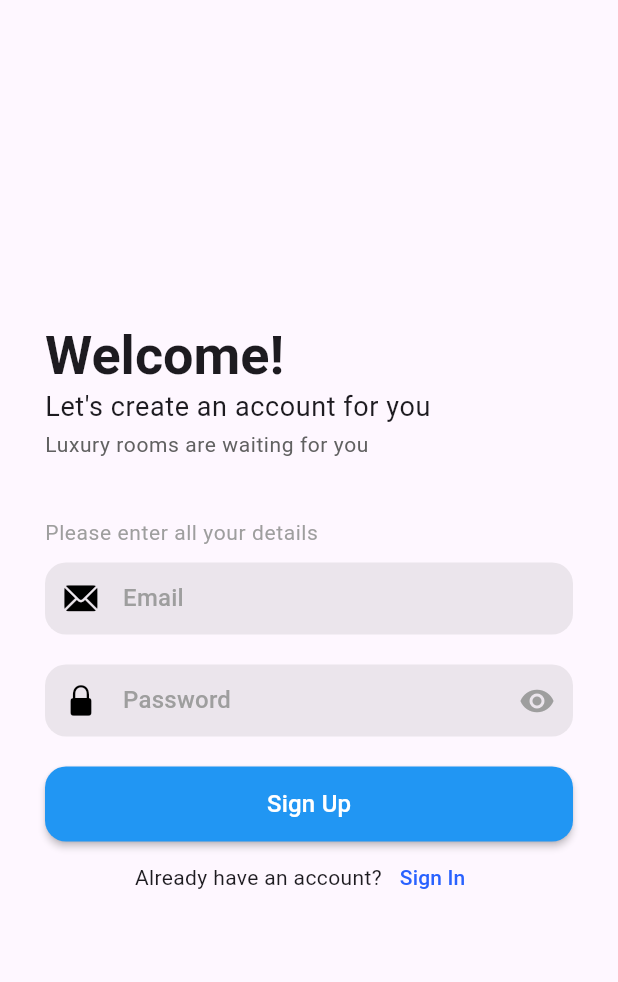
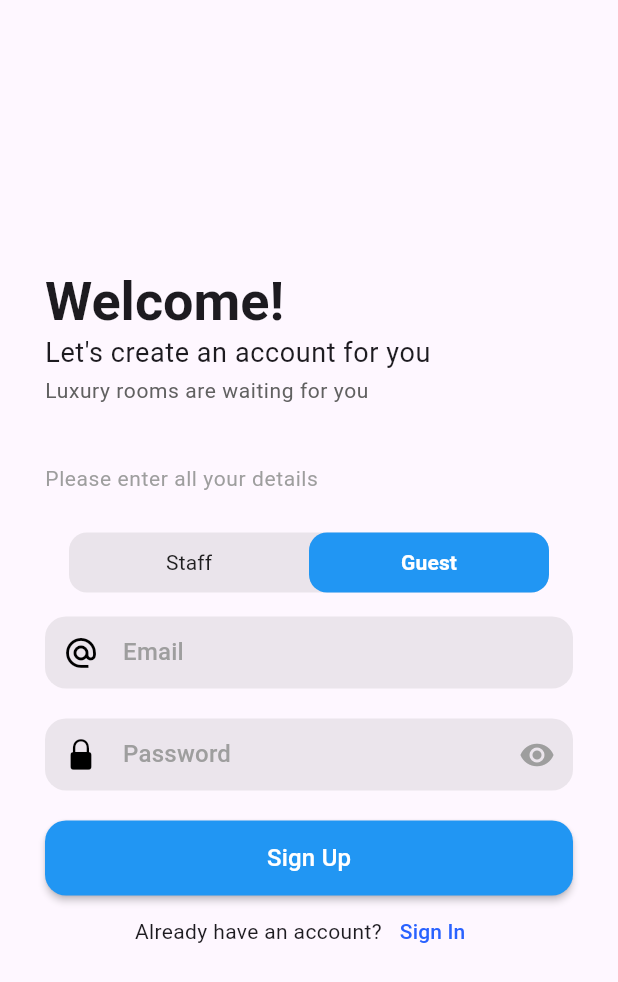
Before and after one commit to mmstq/hotel-app, a Flutter app: the SignUpScreen screen opened by its route, on a phone screen of 412 x 824 dp. Shown: the top 982 px of the screen. Run offline on Flutter 3.47's test engine with Material 3 defaults, Android fonts, the light colour scheme and no system bars; our stand-ins replace cloud_firestore, firebase_auth, firebase_core, get; accounts and stored records are empty.

```diff
--- a/lib/main.dart
+++ b/lib/main.dart
@@ -1,3 +1,4 @@
+import 'package:cloud_firestore/cloud_firestore.dart';
 import 'package:flutter/material.dart';
 import 'package:get/get.dart';
 import 'package:hotel_app/firebase_options.dart';
@@ -6,7 +7,6 @@ import 'package:hotel_app/screens/guest_dashboard.dart';
 import 'package:hotel_app/screens/profile.dart';
 import 'package:hotel_app/screens/sign_up.dart';
 import 'screens/sign_in.dart';
-import 'screens/room_list_screen.dart';
 import 'screens/booking.dart';
 import 'screens/booking_history.dart';
 import 'screens/account.dart';
@@ -18,7 +18,6 @@ void main() async {
     name: 'Hotel App',
     options: DefaultFirebaseOptions.android,
   );
-
   runApp(const MyApp());
 }
 
--- a/lib/screens/sign_up.dart
+++ b/lib/screens/sign_up.dart
@@ -5,12 +5,20 @@ import 'package:hotel_app/components/text_field.dart';
 import 'package:hotel_app/components/button.dart';
 import '../controllers/auth_controller.dart';
 
-class SignUpScreen extends StatelessWidget {
+class SignUpScreen extends StatefulWidget {
+
+  const SignUpScreen({super.key});
+
+  @override
+  State<SignUpScreen> createState() => _SignUpScreenState();
+}
+
+class _SignUpScreenState extends State<SignUpScreen> {
   final AuthController authController = Get.put(AuthController());
-  final _formKey = GlobalKey<FormState>(); // Add form key for validation
 
-  SignUpScreen({super.key});
+  final _formKey = GlobalKey<FormState>();
 
+  String userType = 'Guest';
   @override
   Widget build(BuildContext context) {
     authController.clearFields();
@@ -59,11 +67,50 @@ class SignUpScreen extends StatelessWidget {
               const SizedBox(
                 height: 10,
               ),
+              Container(
+                width: double.infinity,
+                height: 40,
+                decoration: BoxDecoration(color: CupertinoColors.inactiveGray.withOpacity(0.2), borderRadius: BorderRadius.circular(12)),
+                margin: const EdgeInsets.symmetric(vertical: 16, horizontal: 16),
+                child: Row(
+                  children: ['Staff', 'Guest']
+                      .map((e) => Expanded(
+                    child: InkWell(borderRadius: BorderRadius.circular(16),
+                      onTap: () {
+                        setState(() {
+                          userType = e;
+                        });
+                      },
+                      child: AnimatedContainer(
+                        curve: Curves.ease,
+                        duration: const Duration(milliseconds:300),
+                        alignment: Alignment.center,
+                        decoration: BoxDecoration(
+                            borderRadius: BorderRadius.circular(12),
+                            color: userType == e
+                                ? Colors.blue
+                                : Colors.transparent),
+                        child: Text(
+                          e,
+                          style: Get.textTheme.titleSmall!.copyWith(
+                              fontWeight: userType == e
+                                  ? FontWeight.w700
+                                  : FontWeight.w400,
+                              color: userType == e
+                                  ? Colors.white
+                                  : Colors.black87),
+                        ),
+                      ),
+                    ),
+                  ))
+                      .toList(),
+                ),
+              ),
 
               // Email Input Field
               TextInputField(
                 label: 'Email',
-                prefixIcon: const Icon(CupertinoIcons.mail_solid),
+                prefixIcon: const Icon(Icons.alternate_email_outlined),
                 controller: authController.emailController,
                 validator: (value) {
                   if (value == null || value.isEmpty) {
@@ -124,8 +171,10 @@ class SignUpScreen extends StatelessWidget {
                 onPressed: () {
                   if (_formKey.currentState!.validate()) {
                     authController.register(
+
                       authController.emailController.text.trim(),
                       authController.passwordController.text.trim(),
+                      userType == 'Guest'
                     );
                   }
                 },
```
Also changed, not shown: lib/controllers/auth_controller.dart (+13 -48 lines), pubspec.lock.
